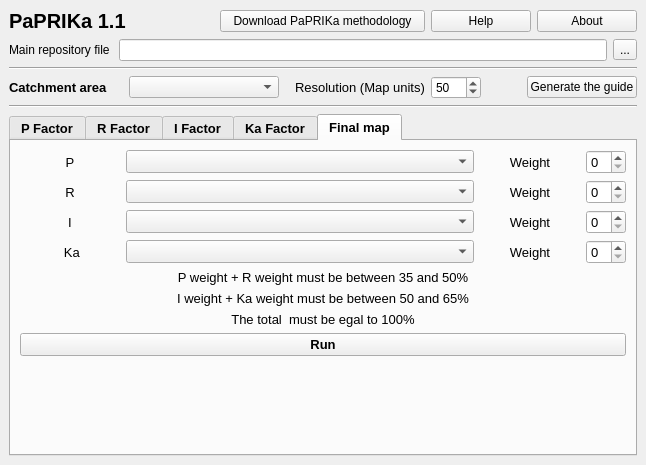
Qt form paprika_dockwidget_base.ui (Paprika-plugins/PaPRIKa) before a commit.
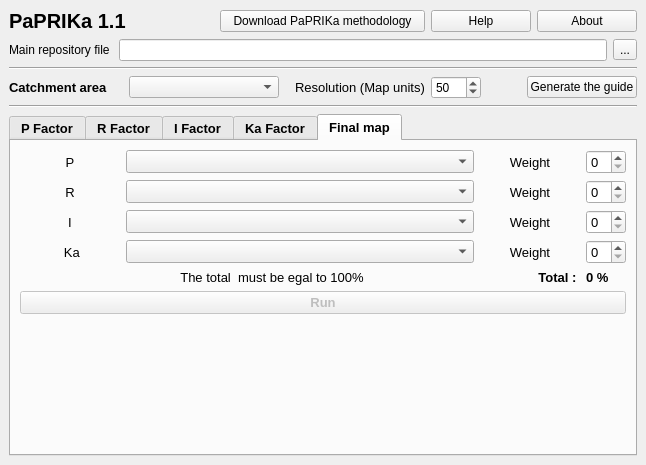
The same form after that commit. The open tabs and pages were chosen to show the change. Custom widgets are drawn as their Qt base class.

Commit message: Adding sum of ponderation in final Map and Disable Run when not = to 100

```diff
--- a/paprika_dockwidget_base.ui
+++ b/paprika_dockwidget_base.ui
@@ -2033,37 +2033,7 @@
            </layout>
           </item>
           <item>
-           <widget class="QLabel" name="label_12">
-            <property name="font">
-             <font>
-              <weight>50</weight>
-              <bold>false</bold>
-             </font>
-            </property>
-            <property name="text">
-             <string>P weight + R weight must be between 35 and 50%</string>
-            </property>
-            <property name="alignment">
-             <set>Qt::AlignCenter</set>
-            </property>
-           </widget>
-          </item>
-          <item>
-           <widget class="QLabel" name="label_13">
-            <property name="font">
-             <font>
-              <weight>50</weight>
-              <bold>false</bold>
-             </font>
-            </property>
-            <property name="text">
-             <string>I weight + Ka weight must be between 50 and 65%</string>
-            </property>
-            <property name="alignment">
-             <set>Qt::AlignCenter</set>
-            </property>
-           </widget>
-          </item>
+           <layout class="QHBoxLayout" name="horizontalLayout_9">
           <item>
            <widget class="QLabel" name="label_14">
             <property name="font">
@@ -2081,7 +2051,59 @@
            </widget>
           </item>
           <item>
+             <widget class="QLabel" name="label_4">
+              <property name="minimumSize">
+               <size>
+                <width>50</width>
+                <height>0</height>
+               </size>
+              </property>
+              <property name="maximumSize">
+               <size>
+                <width>50</width>
+                <height>16777215</height>
+               </size>
+              </property>
+              <property name="text">
+               <string>Total : </string>
+              </property>
+              <property name="alignment">
+               <set>Qt::AlignRight|Qt::AlignTrailing|Qt::AlignVCenter</set>
+              </property>
+             </widget>
+            </item>
+            <item>
+             <widget class="QLabel" name="label_sum_ponderation">
+              <property name="sizePolicy">
+               <sizepolicy hsizetype="Minimum" vsizetype="Minimum">
+                <horstretch>0</horstretch>
+                <verstretch>0</verstretch>
+               </sizepolicy>
+              </property>
+              <property name="minimumSize">
+               <size>
+                <width>30</width>
+                <height>15</height>
+               </size>
+              </property>
+              <property name="maximumSize">
+               <size>
+                <width>40</width>
+                <height>16777215</height>
+               </size>
+              </property>
+              <property name="text">
+               <string>0 %</string>
+              </property>
+             </widget>
+            </item>
+           </layout>
+          </item>
+          <item>
            <widget class="QPushButton" name="pushButton_lancerCarteFinale">
+            <property name="enabled">
+             <bool>false</bool>
+            </property>
             <property name="font">
              <font>
               <weight>75</weight>
```
Left out of the diff: 6 changed lines with no effect on the pictures. Lines whose indentation alone changed are shown as unchanged. The commit also changes 1 other file.
